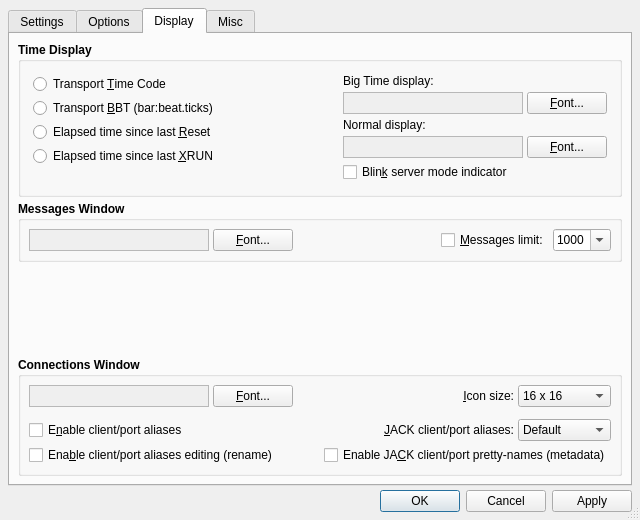
rncbc/qjackctl, file src/qjackctlSetupForm.ui: the form before one commit.
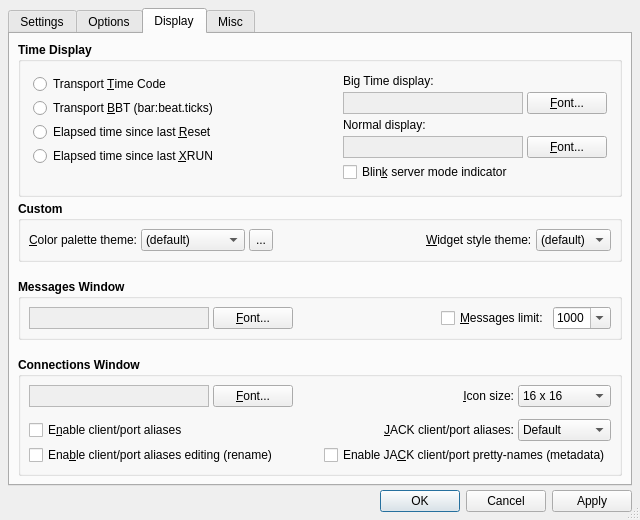
The form after the commit. The open tabs and pages were chosen to show the change. Icons and pictures are not drawn. Custom widgets are drawn as their Qt base class.

Commit message: - Custom color (palette) theme editor introduced; color   (palette) theme changes are now effective immediately,   except on default. (EXPERIMENTAL)

What changed in the file:
```diff
--- a/src/qjackctlSetupForm.ui
+++ b/src/qjackctlSetupForm.ui
@@ -2915,6 +2915,174 @@
          </layout>
         </widget>
        </item>
+       <item>
+        <widget class="QGroupBox" name="DisplayCustomGroupBox">
+         <property name="font">
+          <font>
+           <weight>75</weight>
+           <bold>true</bold>
+          </font>
+         </property>
+         <property name="title">
+          <string>Custom</string>
+         </property>
+         <property name="flat">
+          <bool>true</bool>
+         </property>
+         <layout class="QGridLayout">
+          <property name="margin">
+           <number>8</number>
+          </property>
+          <property name="spacing">
+           <number>4</number>
+          </property>
+          <item row="0" column="0">
+           <widget class="QLabel" name="CustomColorThemeTextLabel">
+            <property name="font">
+             <font>
+              <weight>50</weight>
+              <bold>false</bold>
+             </font>
+            </property>
+            <property name="text">
+             <string>&amp;Color palette theme:</string>
+            </property>
+            <property name="alignment">
+             <set>Qt::AlignRight|Qt::AlignTrailing|Qt::AlignVCenter</set>
+            </property>
+            <property name="buddy">
+             <cstring>CustomColorThemeComboBox</cstring>
+            </property>
+           </widget>
+          </item>
+          <item row="0" column="1">
+           <widget class="QComboBox" name="CustomColorThemeComboBox">
+            <property name="font">
+             <font>
+              <weight>50</weight>
+              <bold>false</bold>
+             </font>
+            </property>
+            <property name="toolTip">
+             <string>Custom color palette theme</string>
+            </property>
+            <property name="editable">
+             <bool>false</bool>
+            </property>
+            <item>
+             <property name="text">
+              <string>(default)</string>
+             </property>
+            </item>
+            <item>
+             <property name="text">
+              <string>Wonton Soup</string>
+             </property>
+            </item>
+            <item>
+             <property name="text">
+              <string>KXStudio</string>
+             </property>
+            </item>
+           </widget>
+          </item>
+          <item row="0" column="3">
+           <widget class="QToolButton" name="CustomColorThemeToolButton">
+            <property name="minimumSize">
+             <size>
+              <width>22</width>
+              <height>22</height>
+             </size>
+            </property>
+            <property name="maximumSize">
+             <size>
+              <width>24</width>
+              <height>24</height>
+             </size>
+            </property>
+            <property name="font">
+             <font>
+              <weight>50</weight>
+              <bold>false</bold>
+             </font>
+            </property>
+            <property name="focusPolicy">
+             <enum>Qt::TabFocus</enum>
+            </property>
+            <property name="toolTip">
+             <string>Manage custom color palette themes</string>
+            </property>
+            <property name="text">
+             <string>...</string>
+            </property>
+           </widget>
+          </item>
+          <item row="0" column="4">
+           <spacer>
+            <property name="orientation">
+             <enum>Qt::Horizontal</enum>
+            </property>
+            <property name="sizeHint">
+             <size>
+              <width>20</width>
+              <height>20</height>
+             </size>
+            </property>
+           </spacer>
+          </item>
+          <item row="0" column="5">
+           <widget class="QLabel" name="CustomStyleThemeTextLabel">
+            <property name="font">
+             <font>
+              <weight>50</weight>
+              <bold>false</bold>
+             </font>
+            </property>
+            <property name="text">
+             <string>&amp;Widget style theme:</string>
+            </property>
+            <property name="buddy">
+             <cstring>CustomStyleThemeComboBox</cstring>
+            </property>
+           </widget>
+          </item>
+          <item row="0" column="6">
+           <widget class="QComboBox" name="CustomStyleThemeComboBox">
+            <property name="font">
+             <font>
+              <weight>50</weight>
+              <bold>false</bold>
+             </font>
+            </property>
+            <property name="toolTip">
+             <string>Custom widget style theme</string>
+            </property>
+            <property name="editable">
+             <bool>false</bool>
+            </property>
+            <item>
+             <property name="text">
+              <string>(default)</string>
+             </property>
+            </item>
+           </widget>
+          </item>
+         </layout>
+        </widget>
+       </item>
+       <item>
+        <spacer>
+         <property name="orientation">
+          <enum>Qt::Vertical</enum>
+         </property>
+         <property name="sizeHint">
+          <size>
+           <width>20</width>
+           <height>4</height>
+          </size>
+         </property>
+        </spacer>
+       </item>
        <item>
         <widget class="QGroupBox" name="MessagesWindowGroupBox">
          <property name="font">
```
Left out of the diff: 3 changed lines with no effect on the pictures. The commit also changes 26 other files.
